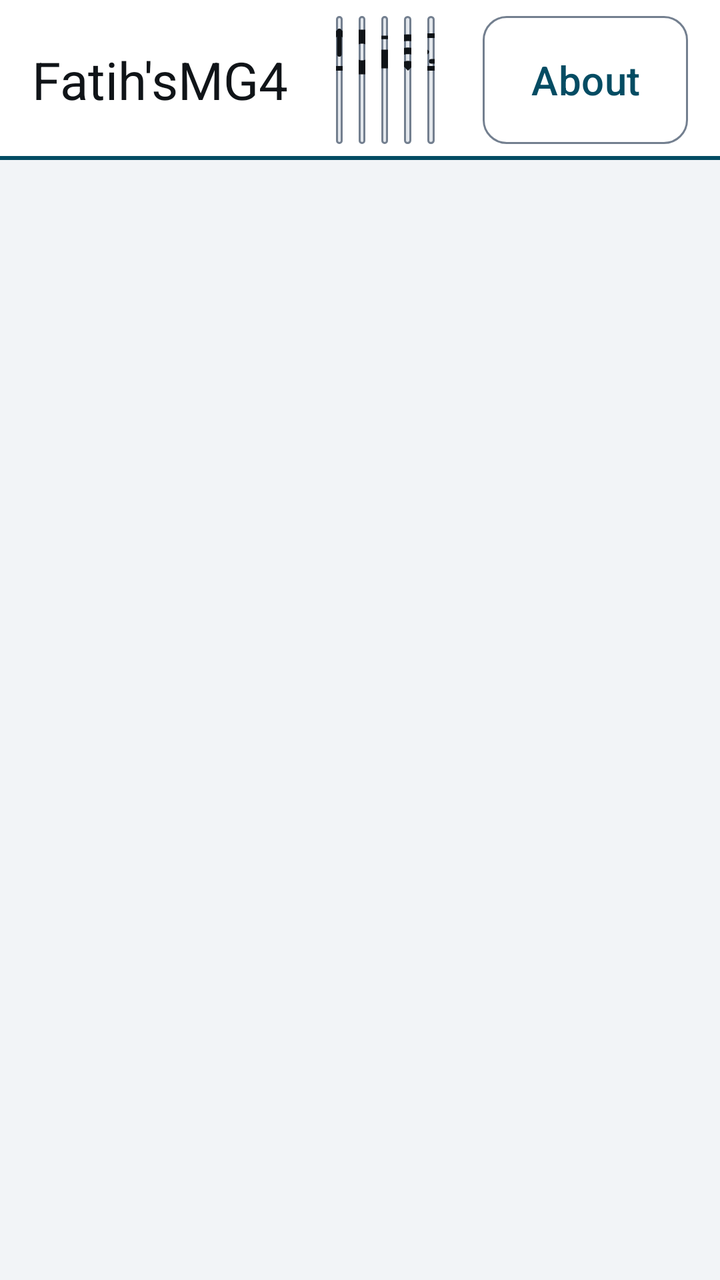
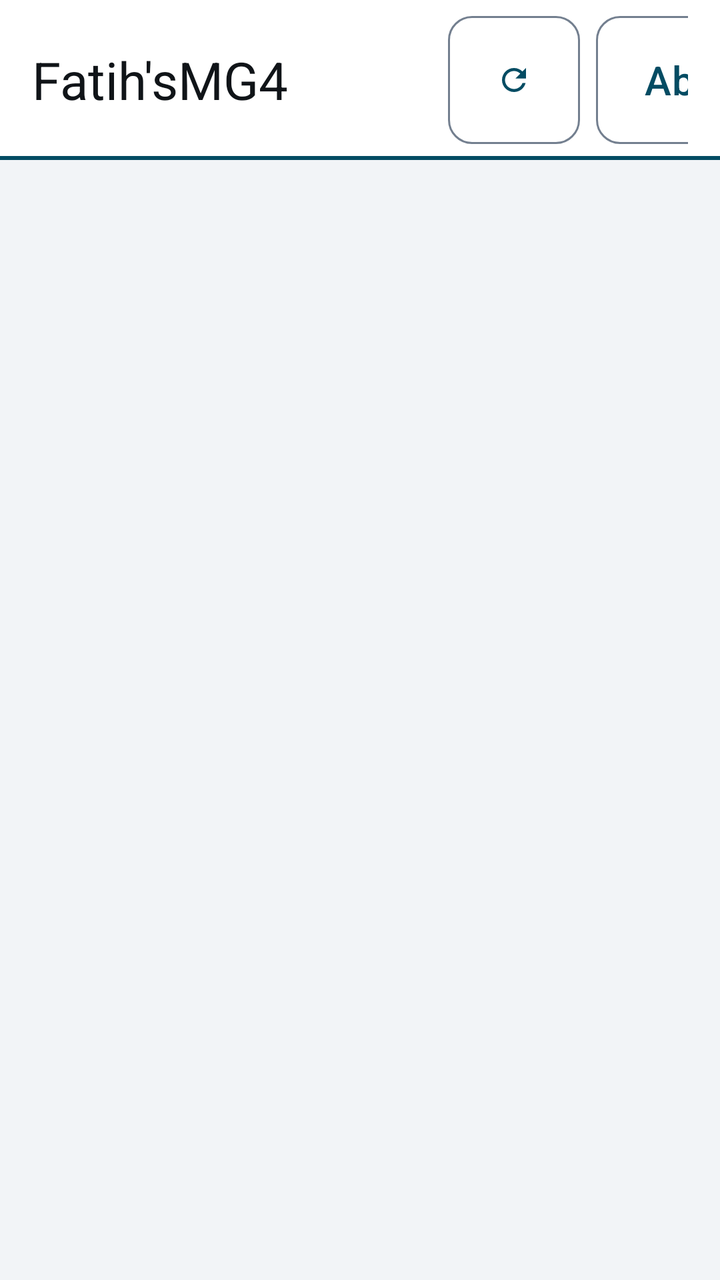

The first picture is an Android layout as it rendered before a commit; the second is the same layout after the commit. The layout source and the unified diff follow.
<!-- AndroidManifest.xml: application theme Theme.EVABRPUploader -->
<!-- res/layout/activity_main.xml -->
<?xml version="1.0" encoding="utf-8"?>
<LinearLayout xmlns:android="http://schemas.android.com/apk/res/android"
    xmlns:app="http://schemas.android.com/apk/res-auto"
    android:layout_width="match_parent"
    android:layout_height="match_parent"
    android:orientation="vertical"
    android:background="@color/ev_background">

    <LinearLayout
        android:layout_width="match_parent"
        android:layout_height="80dp"
        android:orientation="horizontal"
        android:gravity="center_vertical"
        android:baselineAligned="false"
        android:paddingStart="@dimen/spacing_md"
        android:paddingEnd="@dimen/spacing_md"
        android:background="@drawable/bg_topbar">

        <TextView
            android:layout_width="wrap_content"
            android:layout_height="wrap_content"
            android:text="@string/app_name"
            android:textAppearance="@style/Text.EV.Title"
            android:layout_marginEnd="@dimen/spacing_lg" />

        <com.google.android.material.button.MaterialButton
            android:id="@+id/tabAbrp"
            style="@style/Widget.EV.NavTab"
            android:layout_width="0dp"
            android:layout_height="64dp"
            android:layout_weight="1"
            android:layout_marginEnd="@dimen/spacing_sm"
            android:text="@string/tab_abrp"
            app:icon="@drawable/ic_tab_abrp" />

        <com.google.android.material.button.MaterialButton
            android:id="@+id/tabService"
            style="@style/Widget.EV.NavTab"
            android:layout_width="0dp"
            android:layout_height="64dp"
            android:layout_weight="1"
            android:layout_marginEnd="@dimen/spacing_sm"
            android:text="@string/tab_service"
            app:icon="@drawable/ic_tab_service" />

        <com.google.android.material.button.MaterialButton
            android:id="@+id/tabVehicle"
            style="@style/Widget.EV.NavTab"
            android:layout_width="0dp"
            android:layout_height="64dp"
            android:layout_weight="1"
            android:layout_marginEnd="@dimen/spacing_sm"
            android:text="@string/tab_vehicle"
            app:icon="@drawable/ic_tab_vehicle" />

        <com.google.android.material.button.MaterialButton
            android:id="@+id/tabWifi"
            style="@style/Widget.EV.NavTab"
            android:layout_width="0dp"
            android:layout_height="64dp"
            android:layout_weight="1"
            android:layout_marginEnd="@dimen/spacing_sm"
            android:text="@string/tab_wifi"
            app:icon="@drawable/ic_tab_wifi" />

        <com.google.android.material.button.MaterialButton
            android:id="@+id/tabLog"
            style="@style/Widget.EV.NavTab"
            android:layout_width="0dp"
            android:layout_height="64dp"
            android:layout_weight="1"
            android:layout_marginEnd="@dimen/spacing_lg"
            android:text="@string/tab_log"
            app:icon="@drawable/ic_tab_log" />

        
        <com.google.android.material.button.MaterialButton
            android:id="@+id/about_button"
            style="@style/Widget.EV.Button.Outlined"
            android:layout_width="wrap_content"
            android:layout_height="wrap_content"
            android:text="@string/about_action" />

    </LinearLayout>

    <androidx.viewpager2.widget.ViewPager2
        android:id="@+id/content"
        android:layout_width="match_parent"
        android:layout_height="0dp"
        android:layout_weight="1" />

</LinearLayout>
<!-- resources referenced by this layout -->
<resources>
  <color name="ev_background">#FFF2F4F7</color>
  <dimen name="spacing_lg">24dp</dimen>
  <dimen name="spacing_md">16dp</dimen>
  <dimen name="spacing_sm">8dp</dimen>
  <!-- drawable bg_topbar (drawable) -->
  <?xml version="1.0" encoding="utf-8"?>
  <layer-list xmlns:android="http://schemas.android.com/apk/res/android">
      <item>
          <shape android:shape="rectangle">
              <solid android:color="@color/ev_surface" />
          </shape>
      </item>
      <item android:gravity="bottom" android:height="2dp">
          <shape android:shape="rectangle">
              <solid android:color="@color/ev_accent" />
          </shape>
      </item>
  </layer-list>
  <!-- drawable ic_tab_wifi (drawable) -->
  <?xml version="1.0" encoding="utf-8"?>
  <vector xmlns:android="http://schemas.android.com/apk/res/android"
      android:width="24dp"
      android:height="24dp"
      android:viewportWidth="24"
      android:viewportHeight="24"
      android:tint="?attr/colorControlNormal">
      <path
          android:fillColor="@android:color/white"
          android:pathData="M1,9l2,2c4.97,-4.97 13.03,-4.97 18,0l2,-2C16.93,2.93 7.08,2.93 1,9zM9,17l3,3 3,-3c-1.65,-1.66 -4.34,-1.66 -6,0zM5,13l2,2c2.76,-2.76 7.24,-2.76 10,0l2,-2C15.14,9.14 8.87,9.14 5,13z" />
  </vector>
  <string name="about_action">About</string>
  <string name="app_name">Fatih\'sMG4</string>
  <string name="tab_abrp">ABRP</string>
  <string name="tab_log">Log</string>
  <string name="tab_service">Upload Service</string>
  <string name="tab_vehicle">Araç</string>
  <string name="tab_wifi">Wi-Fi</string>
  <style name="Text.EV.Title" parent="TextAppearance.Material3.TitleLarge">
          <item name="android:textSize">@dimen/text_title</item>
          <item name="android:textColor">@color/ev_text_primary</item>
      </style>
  <style name="Widget.EV.Button.Outlined" parent="Widget.Material3.Button.OutlinedButton">
          <item name="shapeAppearanceOverlay">@style/ShapeAppearanceOverlay.EV.Button</item>
          <item name="android:minHeight">@dimen/touch_target</item>
          <item name="android:textSize">@dimen/text_body</item>
          <item name="android:paddingStart">@dimen/spacing_lg</item>
          <item name="android:paddingEnd">@dimen/spacing_lg</item>
      </style>
  <color name="ev_surface">#FFFFFFFF</color>
  <color name="ev_accent">#FF044C63</color>
  <dimen name="text_title">26sp</dimen>
  <color name="ev_text_primary">#FF101418</color>
  <style name="ShapeAppearanceOverlay.EV.Button" parent="">
          <item name="cornerSize">@dimen/ev_corner</item>
      </style>
  <dimen name="touch_target">72dp</dimen>
  <dimen name="text_body">20sp</dimen>
  <dimen name="spacing_xs">4dp</dimen>
  <dimen name="text_label">16sp</dimen>
  <dimen name="ev_corner">12dp</dimen>
  <color name="ev_on_accent">#FFFFFFFF</color>
  <color name="ev_surface_raised">#FFE4E8ED</color>
  <color name="ev_error">#FF8F0F18</color>
  <color name="ev_text_secondary">#FF414B55</color>
  <color name="ev_outline">#FF737F8F</color>
  <style name="ThemeOverlay.EV.Dialog" parent="ThemeOverlay.Material3.MaterialAlertDialog">
          <item name="colorSurface">@color/ev_surface_raised</item>
          <item name="colorOnSurface">@color/ev_text_primary</item>
          <item name="colorOnSurfaceVariant">@color/ev_text_secondary</item>
          <item name="android:textColorPrimary">@color/ev_text_primary</item>
          <item name="buttonBarPositiveButtonStyle">@style/Widget.EV.DialogButton</item>
          <item name="buttonBarNegativeButtonStyle">@style/Widget.EV.DialogButton</item>
      </style>
  <style name="Widget.EV.DialogButton" parent="Widget.Material3.Button.TextButton.Dialog">
          <item name="shapeAppearanceOverlay">@style/ShapeAppearanceOverlay.EV.Button</item>
          <item name="android:minHeight">@dimen/touch_target</item>
          <item name="android:minWidth">140dp</item>
          <item name="android:textSize">@dimen/text_body</item>
      </style>
</resources>

<!-- the commit's change to res/layout/activity_main.xml (unified diff, before → after) -->
@@ -75,6 +75,19 @@
 
         
         <com.google.android.material.button.MaterialButton
+            android:id="@+id/update_button"
+            style="@style/Widget.EV.Button.Outlined"
+            android:layout_width="wrap_content"
+            android:layout_height="wrap_content"
+            android:layout_marginEnd="@dimen/spacing_sm"
+            android:contentDescription="@string/update_check"
+            app:icon="@drawable/ic_refresh"
+            app:iconPadding="0dp"
+            android:minWidth="0dp"
+            android:paddingStart="@dimen/spacing_md"
+            android:paddingEnd="@dimen/spacing_md" />
+
+        <com.google.android.material.button.MaterialButton
             android:id="@+id/about_button"
             style="@style/Widget.EV.Button.Outlined"
             android:layout_width="wrap_content"
<!-- resource entries referenced after the edit -->
@@ -37,6 +37,7 @@
   <string name="tab_service">Upload Service</string>
   <string name="tab_vehicle">Araç</string>
   <string name="tab_wifi">Wi-Fi</string>
+  <string name="update_check">Güncelleme kontrol et</string>
   <style name="Text.EV.Title" parent="TextAppearance.Material3.TitleLarge">
           <item name="android:textSize">@dimen/text_title</item>
           <item name="android:textColor">@color/ev_text_primary</item>
